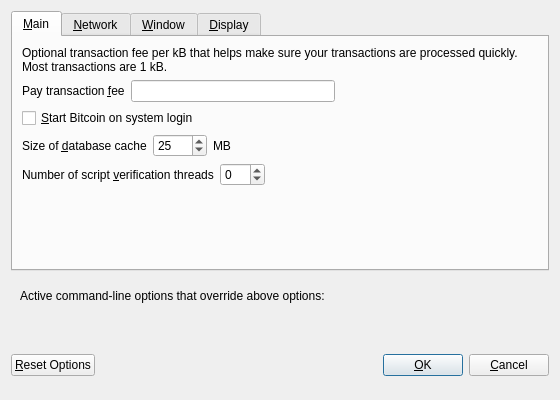
Above: src/qt/forms/optionsdialog.ui from Patacoin/bitcoin before the change. Below: the same form after it.
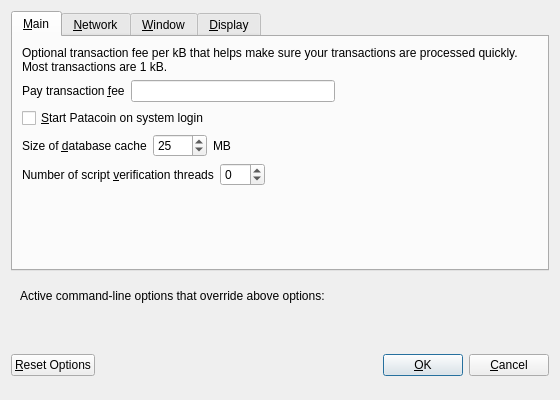
That is the form after the change. Custom widgets are drawn as their Qt base class.

```diff
--- a/src/qt/forms/optionsdialog.ui
+++ b/src/qt/forms/optionsdialog.ui
@@ -79,7 +79,7 @@
           <string>Automatically start Bitcoin after logging in to the system.</string>
          </property>
          <property name="text">
-          <string>&amp;Start Bitcoin on system login</string>
+          <string>&amp;Start Patacoin on system login</string>
          </property>
         </widget>
        </item>
```
Left out of the diff: 14 changed lines with no effect on the pictures.
